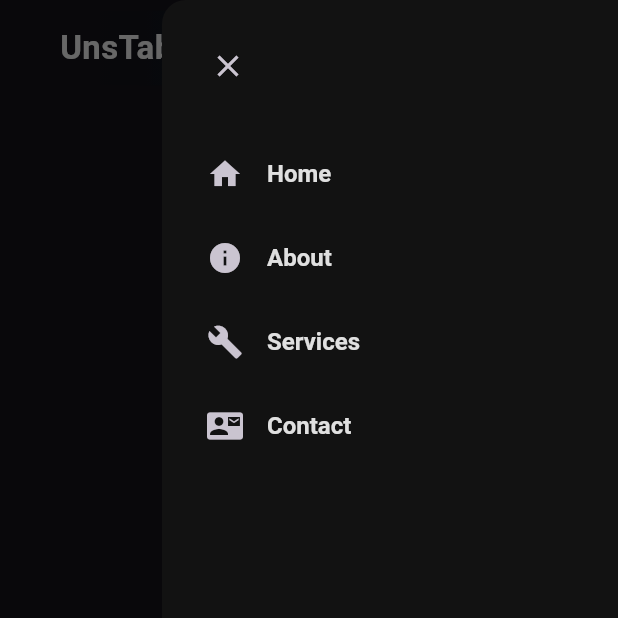
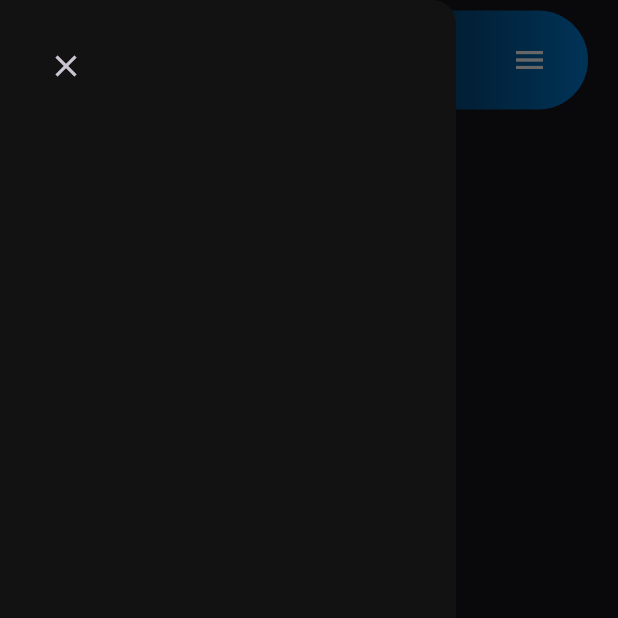
Before and after one commit to Intellivisionn/UnsTable, a Flutter app: the screen it shows after launch, with the side drawer open, on a phone screen of 412 x 824 dp, the top half of it. Run offline on Flutter 3.47's test engine with Material 3 defaults, Android fonts, the phone set to English and light mode, and no system bars.

Commit message:
fuck drawer

```diff
--- a/unstable/lib/pages/home_screen.dart
+++ b/unstable/lib/pages/home_screen.dart
@@ -1,6 +1,7 @@
 import 'package:flutter/material.dart';
-import 'package:unstable/widgets/drawer_mobile.dart';
-import 'package:unstable/widgets/headder_mobile.dart';
+import 'package:unstable/constants/colors.dart';
+import 'package:unstable/widgets/new_drawer.dart';
+import 'package:unstable/widgets/site_logo.dart';
 
 class HomeScreen extends StatefulWidget {
   const HomeScreen({super.key});
@@ -11,19 +12,57 @@ class HomeScreen extends StatefulWidget {
 
 class _HomeScreenState extends State<HomeScreen> {
   final scaffoldKey = GlobalKey<ScaffoldState>();
+
   @override
   Widget build(BuildContext context) {
-    return LayoutBuilder(builder: (context, Constraints) {
     return Scaffold(
       key: scaffoldKey,
-      endDrawer: const DrawerMobile(),
-      body: HeadderMobile(
-        padding: EdgeInsets.all(0),
-        onMenuTap: () {
-          scaffoldKey.currentState?.openEndDrawer();
-        },
-        onLogoTap: null,
+      drawer: NewDrawer(onSelectScreen: (identifier) {}),
+      appBar: PreferredSize(
+        preferredSize:
+            const Size.fromHeight(80.0), // Set the desired height here
+        child: AppBar(
+          leading: Container(),
+          automaticallyImplyLeading: false,
+          backgroundColor: Colors.transparent,
+          elevation: 0,
+          flexibleSpace: Padding(
+            padding: const EdgeInsets.fromLTRB(40, 7, 20, 7), // Add margin here
+            child: Container(
+              height: 80.0, // Match the height of the AppBar
+              decoration: HeadderDecoration,
+              child: Row(
+                children: [
+                  SiteLogoMobile(
+                    onTap: () {},
+                  ),
+                  const Spacer(),
+                  IconButton(
+                    onPressed: () {
+                      scaffoldKey.currentState?.openDrawer();
+                    },
+                    icon: const Icon(Icons.menu),
+                    color: CustomColor.textColor,
+                  ),
+                  const SizedBox(
+                    width: 15,
+                  ),
+                ],
+              ),
+            ),
+          ),
+        ),
       ),
-    );});
+      body: const Center(
+        child: Text('Home Screen'),
+      ),
+    );
   }
 }
+
+var HeadderDecoration = BoxDecoration(
+  gradient: const LinearGradient(
+    colors: [Colors.transparent, CustomColor.accentColor],
+  ),
+  borderRadius: BorderRadius.circular(50),
+);
--- /dev/null
+++ b/unstable/lib/widgets/new_drawer.dart
@@ -0,0 +1,30 @@
+import 'package:flutter/material.dart';
+import 'package:unstable/constants/colors.dart';
+
+class NewDrawer extends StatelessWidget {
+  const NewDrawer({super.key, required this.onSelectScreen});
+
+  final void Function(String identifier) onSelectScreen;
+
+  @override
+  Widget build(BuildContext context) {
+    return Drawer(
+      backgroundColor: CustomColor.scaffoldBg,
+      child: ListView(
+        children: [
+          Align(
+            alignment: Alignment.centerLeft,
+            child: Padding(
+              padding: const EdgeInsets.only(left: 20, top: 20, bottom: 20),
+              child: IconButton(
+                  onPressed: () {
+                    Navigator.of(context).pop();
+                  },
+                  icon: const Icon(Icons.close)),
+            ),
+          ),
+        ],
+      ),
+    );
+  }
+}
```
